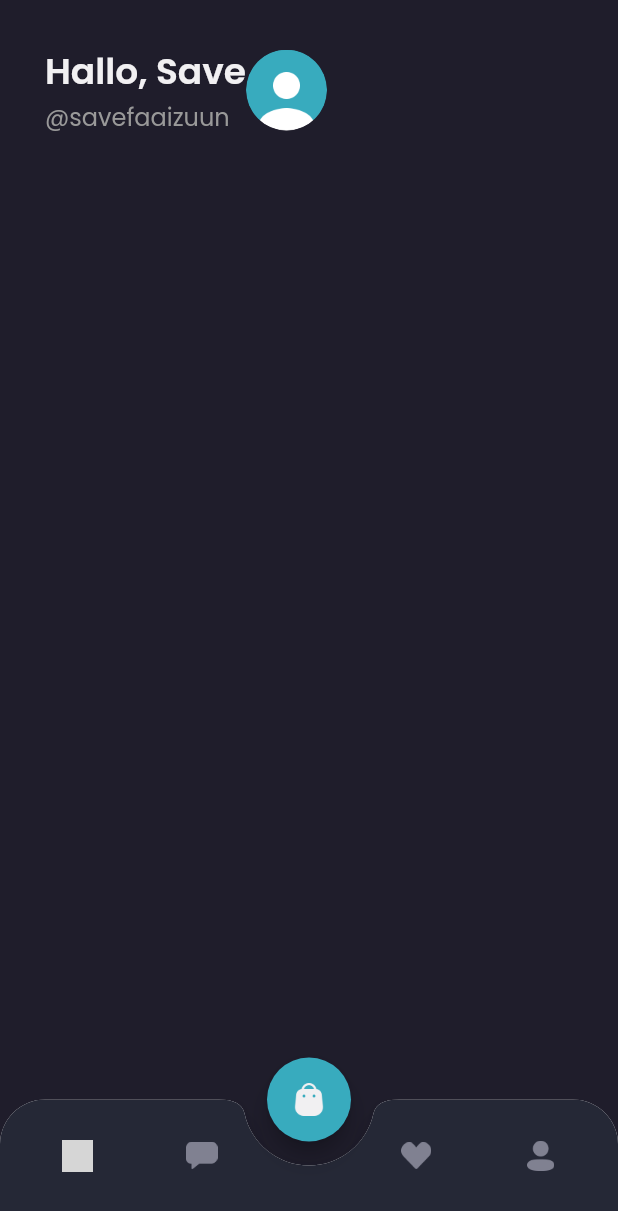
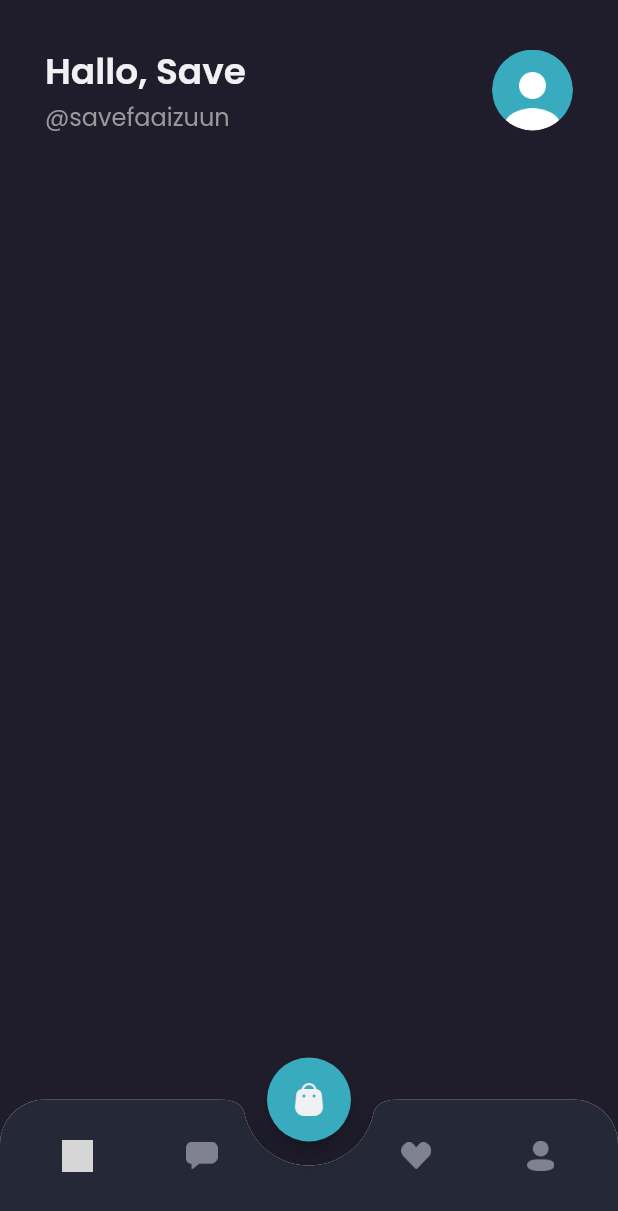
Before and after one commit to AsepCahyudin/saveshamo, a Flutter app: the MainPage screen opened by its route, on a phone screen of 412 x 824 dp. Shown: the top 1211 px of the screen. Run offline on Flutter 3.47's test engine with Material 2 defaults, Android fonts, the light colour scheme and no system bars; our stand-ins replace google_fonts; grey boxes are pictures that could not be loaded.

Commit message:
finish header

```diff
--- a/lib/pages/home/home_page.dart
+++ b/lib/pages/home/home_page.dart
@@ -13,7 +13,8 @@ class HomePage extends StatelessWidget {
         ),
         child: Row(
           children: [
-            Column(
+            Expanded(
+              child: Column(
                 crossAxisAlignment: CrossAxisAlignment.start,
                 children: [
                   Text(
@@ -30,6 +31,7 @@ class HomePage extends StatelessWidget {
                     ),
                   )
                 ],
+              ),
             ),
             Container(
               width: 54,
```
Lines whose indentation alone changed are shown as unchanged.
